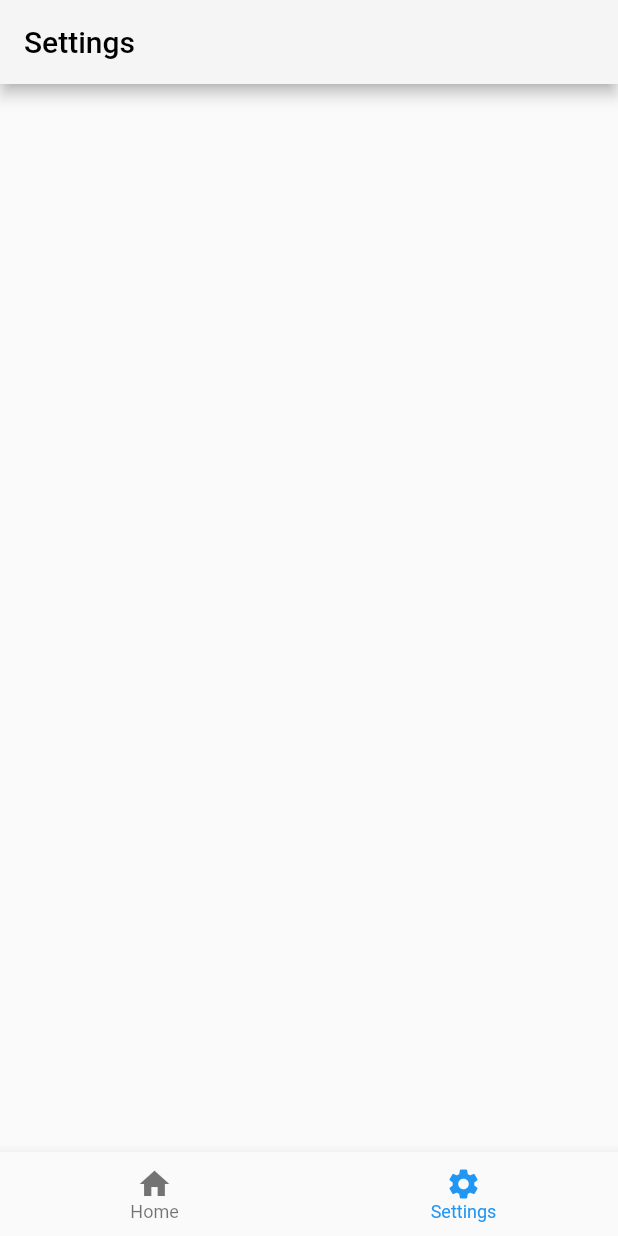
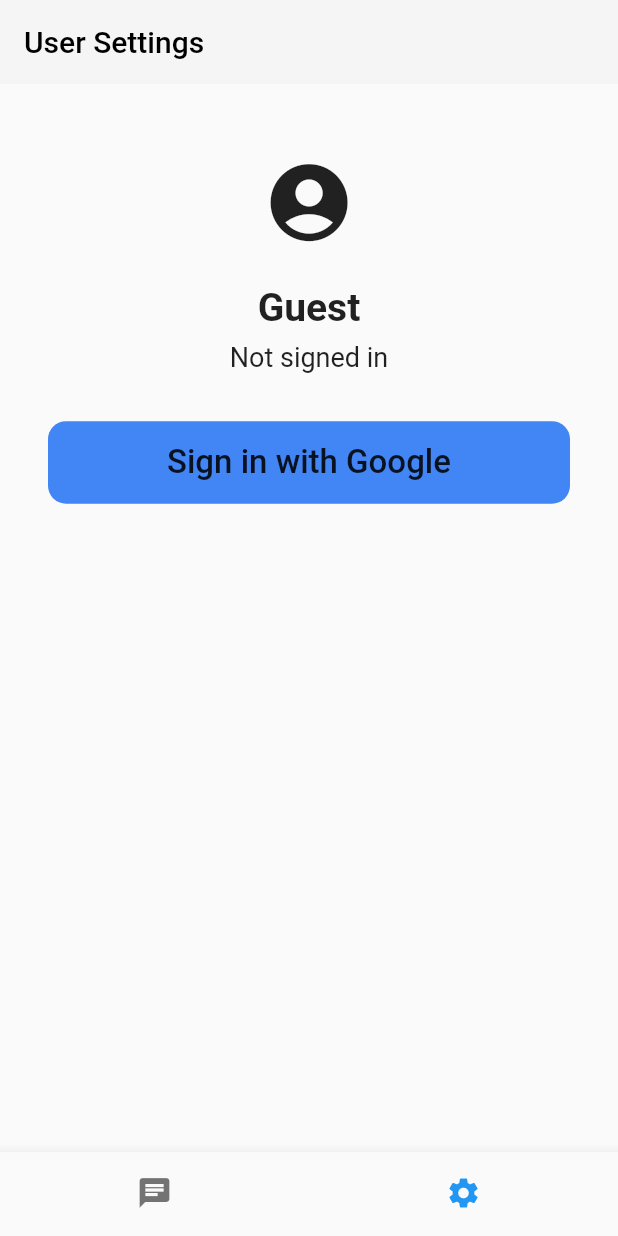
Before and after one commit to kylerwsm/whatsup, a Flutter app: the screen it shows after launch, item 2 of the bottom bar chosen, on a phone screen of 412 x 824 dp. Run offline on Flutter 3.47's test engine with Material 2 defaults, Android fonts, the phone set to English and light mode, and no system bars; our stand-ins replace firebase_auth, google_sign_in; accounts and stored records are empty.

Commit message:
implemented firebase google sign in

```diff
--- /dev/null
+++ b/lib/app_state.dart
@@ -0,0 +1,85 @@
+import 'package:firebase_auth/firebase_auth.dart';
+import 'package:flutter/material.dart';
+import 'package:flutter/services.dart';
+import 'package:google_sign_in/google_sign_in.dart';
+
+class AppState extends ChangeNotifier {
+  /// User information.
+  String _userPhotoUrl;
+  String _userDisplayName;
+  String _userEmail;
+
+  /// User information getters.
+  String get userPhotoUrl => _userPhotoUrl;
+  String get userDisplayName => _userDisplayName;
+  String get userEmail => _userEmail;
+
+  /// Our authentication related classes.
+  final FirebaseAuth _firebaseAuth = FirebaseAuth.instance;
+  final GoogleSignIn _googleSignIn = GoogleSignIn();
+
+  AppState() {
+    // Fetch user information if there is a session.
+    initialiseAppState();
+  }
+
+  void initialiseAppState() async {
+    // Confirms if user is signed in.
+    final user = await _firebaseAuth.currentUser();
+
+    if (user != null) {
+      // Update user variables.
+      _userPhotoUrl = user.photoUrl;
+      _userDisplayName = user.displayName;
+      _userEmail = user.email;
+    }
+    // Notifies listeners of variable changes.
+    notifyListeners();
+  }
+
+  void signInWithGoogle() async {
+    try {
+      final GoogleSignInAccount googleSignInAccount =
+          await _googleSignIn.signIn().catchError((onError) {
+        print('Error: $onError');
+      });
+
+      if (googleSignInAccount != null) {
+        final googleAuth = await googleSignInAccount.authentication;
+
+        final AuthCredential credential = GoogleAuthProvider.getCredential(
+          accessToken: googleAuth.accessToken,
+          idToken: googleAuth.idToken,
+        );
+
+        final authResult = await _firebaseAuth.signInWithCredential(credential);
+        final FirebaseUser user = authResult.user;
+
+        // Confirms if user is signed in.
+        assert(!user.isAnonymous);
+
+        // Update user variables.
+        _userPhotoUrl = user.photoUrl;
+        _userDisplayName = user.displayName;
+        _userEmail = user.email;
+      } else {
+        return null;
+      }
+    } on PlatformException catch (e) {
+      print('Error: $e');
+    }
+    // Notifies listeners of variable changes.
+    notifyListeners();
+  }
+
+  void signOut() async {
+    // Signs user out of Firebase.
+    await _firebaseAuth.signOut();
+    // Update user variables.
+    _userPhotoUrl = null;
+    _userDisplayName = null;
+    _userEmail = null;
+    // Notifies listeners of variable changes.
+    notifyListeners();
+  }
+}
--- a/lib/constants.dart
+++ b/lib/constants.dart
@@ -1,3 +1,3 @@
 class AppConstants {
-  static final appName = 'Whatsup';
+  static final String appName = 'Whatsup';
 }
--- a/lib/main.dart
+++ b/lib/main.dart
@@ -1,8 +1,16 @@
 import 'package:flutter/material.dart';
 import 'package:flutter/services.dart';
+import 'package:flutter_whatsapp/app_state.dart';
 import 'package:flutter_whatsapp/constants.dart';
+import 'package:flutter_whatsapp/tab_item.dart';
+import 'package:flutter_whatsapp/user_chat.dart';
+import 'package:flutter_whatsapp/user_settings.dart';
+import 'package:provider/provider.dart';
+import 'package:provider/single_child_widget.dart';
 
-void main() => runApp(MyApp());
+void main() {
+  runApp(MyApp());
+}
 
 class MyApp extends StatelessWidget {
   @override
@@ -11,7 +19,13 @@ class MyApp extends StatelessWidget {
     SystemChrome.setPreferredOrientations([
       DeviceOrientation.portraitUp,
     ]);
-    return MaterialApp(
+    return MultiProvider(
+      providers: <SingleChildWidget>[
+        ChangeNotifierProvider(
+          create: (_) => AppState(),
+        ),
+      ],
+      child: MaterialApp(
         debugShowCheckedModeBanner: false,
         title: AppConstants.appName,
         theme: ThemeData(
@@ -24,7 +38,9 @@ class MyApp extends StatelessWidget {
             title: TextStyle(color: Colors.black),
           ),
         ),
+        darkTheme: ThemeData.dark(),
         home: BottomNavigatorView(),
+      ),
     );
   }
 }
@@ -38,18 +54,15 @@ class _BottomNavigatorViewState extends State<BottomNavigatorView> {
   /// Indicates the current indexed navigation bar item.
   int currentIndex = 0;
 
-  /// The pages that is represented by each index.
-  final pages = [Scaffold(), Scaffold()];
-
   /// The [AppBar] titles represented by each index.
-  final pageTitles = ['Home', 'Settings'];
+  final List<TabItem> tabs = [
+    TabItem('Chat', Icons.chat, UserChat()),
+    TabItem('Settings', Icons.settings, UserSettings()),
+  ];
 
   @override
   Widget build(BuildContext context) {
     return Scaffold(
-      appBar: AppBar(
-        title: Text(pageTitles[currentIndex]),
-      ),
       bottomNavigationBar: BottomNavigationBar(
         // For styling purposes, you can have different selected
         // and unselected font sizes to emphasize the selected option.
@@ -58,6 +71,8 @@ class _BottomNavigatorViewState extends State<BottomNavigatorView> {
         // The current active index is represented by our
         // [currentIndex] variable.
         currentIndex: currentIndex,
+        showSelectedLabels: false,
+        showUnselectedLabels: false,
         onTap: (int newIndex) {
           /// When an icon in the [BottomNavigationBar] is tapped,
           /// we want to change the current view to the new view
@@ -67,18 +82,18 @@ class _BottomNavigatorViewState extends State<BottomNavigatorView> {
             currentIndex = newIndex;
           });
         },
-        items: <BottomNavigationBarItem>[
-          BottomNavigationBarItem(
-            title: Text('Home'),
-            icon: Icon(Icons.home),
+        items: tabs
+            .map(
+              (TabItem tab) => BottomNavigationBarItem(
+                title: Text(tab.name),
+                icon: Icon(
+                  tab.icon,
                 ),
-          BottomNavigationBarItem(
-            title: Text('Settings'),
-            icon: Icon(Icons.settings),
               ),
-        ],
+            )
+            .toList(),
       ),
-      body: Container(),
+      body: tabs[currentIndex].page,
     );
   }
 }
--- /dev/null
+++ b/lib/tab_item.dart
@@ -0,0 +1,21 @@
+import 'package:flutter/material.dart';
+
+/// Represents a page tab.
+class TabItem {
+  /// The name of the tab.
+  final String name;
+
+  /// The icon representing the tab.
+  final IconData icon;
+
+  /// The screen to be shown when the tab is active.
+  final Widget page;
+
+  /// The default constructor which checks that [name], [icon] and [page]
+  /// is not [null] while in development. Note that assert statements
+  /// are disabled in production.
+  TabItem(this.name, this.icon, this.page)
+      : assert(name != null),
+        assert(icon != null),
+        assert(page != null);
+}
--- /dev/null
+++ b/lib/user_chat.dart
@@ -0,0 +1,24 @@
+import 'package:flutter/material.dart';
+
+class UserChat extends StatelessWidget {
+  @override
+  Widget build(BuildContext context) {
+    return Scaffold(
+      appBar: PreferredSize(
+        preferredSize: Size.fromHeight(0.0),
+        child: AppBar(
+          elevation: 0.0,
+        ),
+      ),
+      body: CustomScrollView(
+        slivers: <Widget>[
+          SliverToBoxAdapter(
+            child: Column(
+              children: <Widget>[],
+            ),
+          ),
+        ],
+      ),
+    );
+  }
+}
--- /dev/null
+++ b/lib/user_settings.dart
@@ -0,0 +1,132 @@
+import 'package:flutter/material.dart';
+import 'package:flutter_whatsapp/app_state.dart';
+import 'package:provider/provider.dart';
+
+class UserSettings extends StatelessWidget {
+  @override
+  Widget build(BuildContext context) {
+    /// Take reference of device width for profile photo diameter.
+    final photoDiameter = MediaQuery.of(context).size.width * 0.15;
+
+    return Scaffold(
+      appBar: PreferredSize(
+        preferredSize: Size.fromHeight(0.0),
+        child: AppBar(
+          elevation: 0.0,
+        ),
+      ),
+      body: CustomScrollView(
+        slivers: <Widget>[
+          SliverAppBar(
+            title: Text('User Settings'),
+          ),
+          SliverToBoxAdapter(
+            child: Column(
+              children: <Widget>[
+                // Some padding from the app bar.
+                SizedBox(height: 32.0),
+                // The profile photo.
+                Provider.of<AppState>(context).userPhotoUrl != null
+                    ? Padding(
+                        padding: const EdgeInsets.all(16.0),
+                        child: Container(
+                          height: photoDiameter,
+                          width: photoDiameter,
+                          decoration: BoxDecoration(
+                            shape: BoxShape.circle,
+                            color: Colors.grey,
+                            image: DecorationImage(
+                              image: NetworkImage(
+                                Provider.of<AppState>(context).userPhotoUrl,
+                              ),
+                              fit: BoxFit.fill,
+                            ),
+                          ),
+                        ),
+                      )
+                    : Padding(
+                        padding: const EdgeInsets.all(16.0),
+                        child: Container(
+                          height: photoDiameter,
+                          width: photoDiameter,
+                          child: Icon(
+                            Icons.account_circle,
+                            size: photoDiameter,
+                          ),
+                        ),
+                      ),
+                SizedBox(height: 8.0),
+                // Shows the user's name.
+                Text(
+                  Provider.of<AppState>(context).userDisplayName ?? 'Guest',
+                  style: TextStyle(
+                    fontSize: 26.0,
+                    fontWeight: FontWeight.w600,
+                  ),
+                ),
+                // Space between name and email.
+                SizedBox(height: 8.0),
+                // Shows the user's email.
+                Text(
+                  Provider.of<AppState>(context).userDisplayName ??
+                      'Not signed in',
+                  style: TextStyle(
+                    fontSize: 18.0,
+                  ),
+                ),
+                // Padding between user email and sign in or out button.
+                SizedBox(height: 32.0),
+                // Sign in or sign out button.
+                Provider.of<AppState>(context).userEmail == null
+                    ? SizedBox(
+                        width: MediaQuery.of(context).size.width - 64.0,
+                        height: 55.0,
+                        child: FlatButton(
+                          color: Color(0xFF4285F4),
+                          onPressed: () {
+                            Provider.of<AppState>(
+                              context,
+                              listen: false,
+                            ).signInWithGoogle();
+                          },
+                          child: Text(
+                            'Sign in with Google',
+                            style: TextStyle(
+                              fontSize: 22.0,
+                            ),
+                          ),
+                          shape: RoundedRectangleBorder(
+                            borderRadius: BorderRadius.circular(12.0),
+                          ),
+                        ),
+                      )
+                    : SizedBox(
+                        width: MediaQuery.of(context).size.width - 64.0,
+                        height: 55.0,
+                        child: FlatButton(
+                          color: Color(0xFF4285F4),
+                          onPressed: () {
+                            Provider.of<AppState>(
+                              context,
+                              listen: false,
+                            ).signOut();
+                          },
+                          child: Text(
+                            'Sign out',
+                            style: TextStyle(
+                              fontSize: 22.0,
+                            ),
+                          ),
+                          shape: RoundedRectangleBorder(
+                            borderRadius: BorderRadius.circular(12.0),
+                          ),
+                        ),
+                      )
+              ],
+            ),
+          ),
+        ],
+      ),
+    );
+  }
+}
--- a/pubspec.yaml
+++ b/pubspec.yaml
@@ -3,11 +3,14 @@ description: A new Flutter project.
 version: 1.0.0+1
 
 environment:
-  sdk: ">=2.1.0 <3.0.0"
+  sdk: ">=2.3.0 <3.0.0"
 
 dependencies:
   flutter:
     sdk: flutter
+  provider: ^4.0.4
+  google_sign_in: ^4.2.0
+  firebase_auth: ^0.15.5+2
 
 dev_dependencies:
   flutter_test:
```
Also changed, not shown: pubspec.lock, 7 other files. Lines whose indentation alone changed are shown as unchanged.
